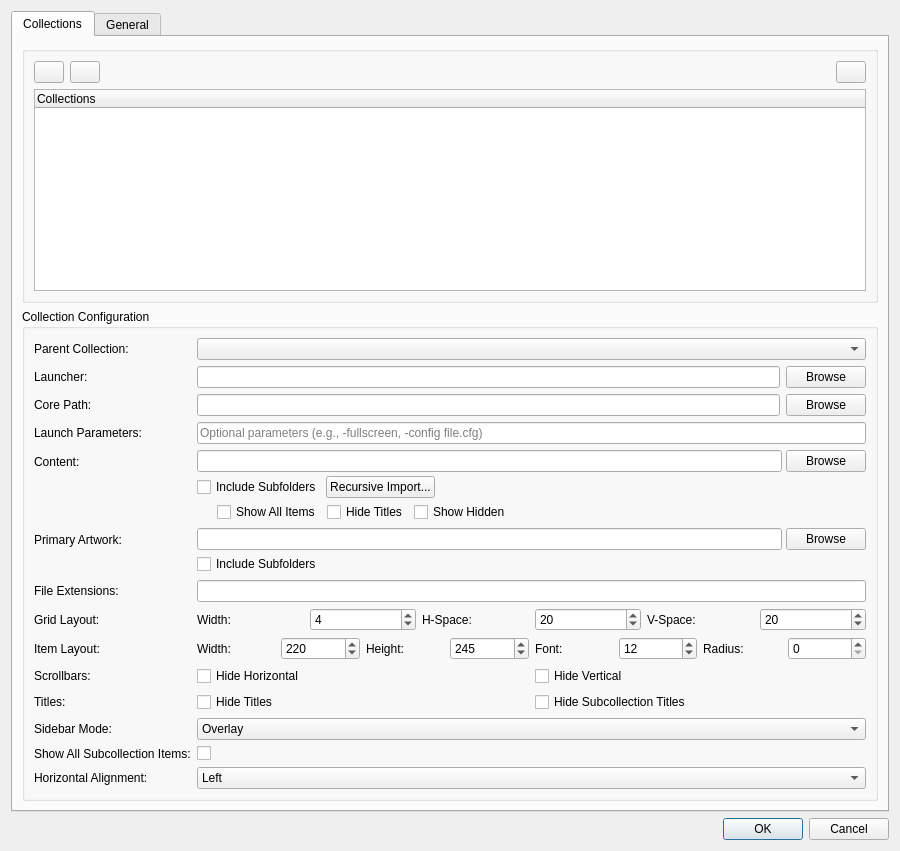
EtherAura/Kartend, file src/ui/dialogs/settingsdialog.ui: the form before one commit.
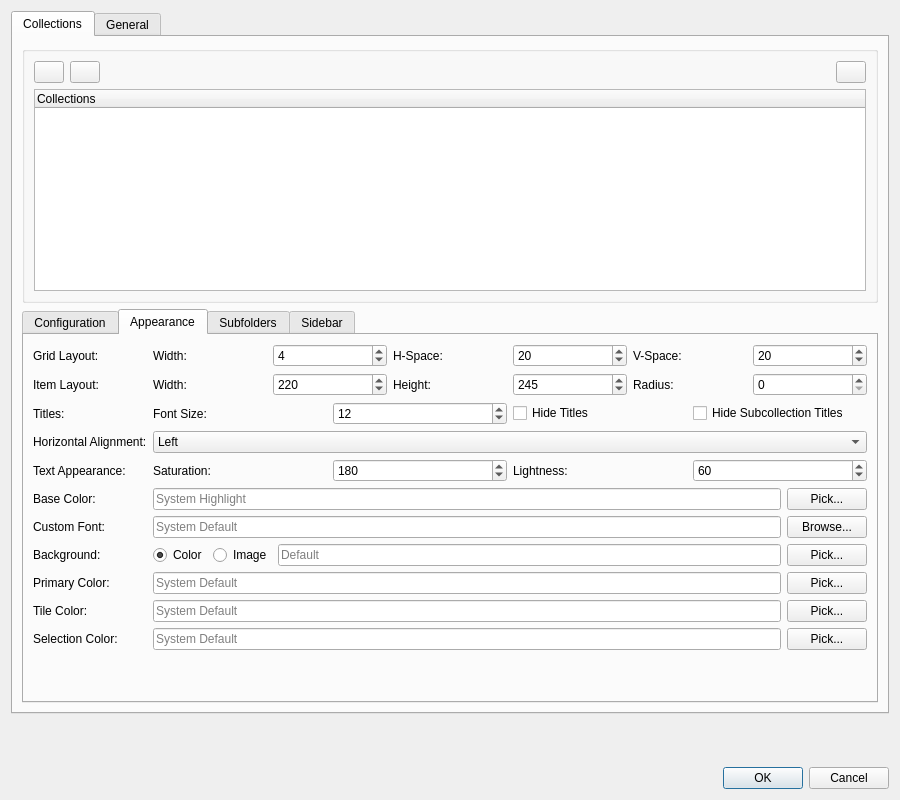
The form after the commit. The open tabs and pages were chosen to show the change. Icons and pictures are not drawn.

Commit message:
Fix wheel scroll selection tracking and settings UI improvements
- Fix wheel scroll to keep selection visible in viewport by calculating
  scroll target based on selection position instead of fixed pixel offset
- Tie wheel scroll animation duration to scrollAnimationDurationMs setting
- Move 'Show All Subcollection Items' from Appearance to Configuration tab
- Add APP_DISPLAY_NAME for capitalized name in About dialog
- Remove debug logging from scrollmanager and alphabeticnavigationhandler
- Fix PageUp alphabetic navigation to find contiguous group start

```diff
--- a/src/ui/dialogs/settingsdialog.ui
+++ b/src/ui/dialogs/settingsdialog.ui
@@ -123,11 +123,18 @@
         </widget>
        </item>
        <item>
-        <widget class="QGroupBox" name="configGroupBox">
-         <property name="title">
-          <string>Collection Configuration</string>
+        <widget class="QTabWidget" name="collectionConfigTabWidget">
+         <property name="currentIndex">
+          <number>0</number>
          </property>
-         <layout class="QFormLayout" name="formLayout">
+         <!-- Configuration Tab -->
+         <widget class="QWidget" name="configurationTab">
+          <attribute name="title">
+           <string>Configuration</string>
+          </attribute>
+          <layout class="QVBoxLayout" name="configurationTabLayout">
+           <item>
+            <layout class="QFormLayout" name="configFormLayout">
           <item row="0" column="0">
            <widget class="QLabel" name="label_parentCollection">
             <property name="text">
@@ -149,13 +156,79 @@
            </widget>
           </item>
           <item row="1" column="0">
+              <widget class="QLabel" name="label_romDir">
+               <property name="text">
+                <string>Content:</string>
+               </property>
+              </widget>
+             </item>
+             <item row="1" column="1">
+              <layout class="QHBoxLayout" name="contentDirLayout">
+               <item>
+                <widget class="QLineEdit" name="mediaDirLineEdit"/>
+               </item>
+               <item>
+                <widget class="QPushButton" name="browseMediaDirButton">
+                 <property name="text">
+                  <string>Browse</string>
+                 </property>
+                </widget>
+               </item>
+               <item>
+                <widget class="QPushButton" name="recursiveImportContentButton">
+                 <property name="toolTip">
+                  <string>Create subcollections matching the directory structure</string>
+                 </property>
+                 <property name="text">
+                  <string>Recursive Import...</string>
+                 </property>
+                </widget>
+               </item>
+              </layout>
+             </item>
+             <item row="2" column="0">
+              <widget class="QLabel" name="label_artworkDir">
+               <property name="text">
+                <string>Artwork:</string>
+               </property>
+              </widget>
+             </item>
+             <item row="2" column="1">
+              <layout class="QHBoxLayout" name="artworkDirLayout">
+               <item>
+                <widget class="QLineEdit" name="artworkDirLineEdit"/>
+               </item>
+               <item>
+                <widget class="QPushButton" name="browseArtworkDirButton">
+                 <property name="text">
+                  <string>Browse</string>
+                 </property>
+                </widget>
+               </item>
+              </layout>
+             </item>
+             <item row="3" column="0">
+              <widget class="QLabel" name="label_fileExtensions">
+               <property name="text">
+                <string>File Extensions:</string>
+               </property>
+              </widget>
+             </item>
+             <item row="3" column="1">
+              <widget class="QLineEdit" name="fileExtensionsLineEdit">
+               <property name="toolTip">
+                <string>Comma-separated list of file extensions to include</string>
+               </property>
+              </widget>
+             </item>
+             <item row="4" column="0">
            <widget class="QLabel" name="label_launcher">
             <property name="text">
              <string>Launcher:</string>
             </property>
            </widget>
           </item>
-          <item row="1" column="1">
+             <item row="4" column="1">
            <layout class="QHBoxLayout" name="launcherLayout">
             <item>
              <widget class="QLineEdit" name="launcherLineEdit"/>
@@ -169,14 +242,14 @@
             </item>
            </layout>
           </item>
-          <item row="2" column="0">
+             <item row="5" column="0">
            <widget class="QLabel" name="label_core">
             <property name="text">
              <string>Core Path:</string>
             </property>
            </widget>
           </item>
-          <item row="2" column="1">
+             <item row="5" column="1">
            <layout class="QHBoxLayout" name="coreLayout">
             <item>
              <widget class="QLineEdit" name="coreLineEdit">
@@ -194,14 +267,14 @@
             </item>
            </layout>
           </item>
-          <item row="3" column="0">
+             <item row="6" column="0">
            <widget class="QLabel" name="label_launchParams">
             <property name="text">
              <string>Launch Parameters:</string>
             </property>
            </widget>
           </item>
-          <item row="3" column="1">
+             <item row="6" column="1">
            <widget class="QLineEdit" name="launchParamsLineEdit">
             <property name="toolTip">
              <string>Additional command-line parameters for the launcher</string>
@@ -211,206 +284,59 @@
             </property>
            </widget>
           </item>
-          <item row="4" column="0">
-           <widget class="QLabel" name="label_romDir">
-            <property name="text">
-             <string>Content:</string>
-            </property>
-           </widget>
-          </item>
-          <item row="4" column="1">
-           <layout class="QVBoxLayout" name="contentDirOuterLayout">
-            <property name="spacing">
-             <number>4</number>
-            </property>
-            <item>
-             <layout class="QHBoxLayout" name="contentDirLayout">
-              <item>
-               <widget class="QLineEdit" name="mediaDirLineEdit"/>
-              </item>
-              <item>
-               <widget class="QPushButton" name="browseMediaDirButton">
-                <property name="text">
-                 <string>Browse</string>
-                </property>
-               </widget>
-              </item>
-             </layout>
-            </item>
-            <item>
-             <layout class="QHBoxLayout" name="contentOptionsLayout">
-              <item>
-               <widget class="QCheckBox" name="includeContentSubfoldersCheckBox">
-                <property name="toolTip">
-                 <string>Show subfolders as navigable virtual folders (does not create subcollections)</string>
-                </property>
-                <property name="text">
-                 <string>Include Subfolders</string>
-                </property>
-               </widget>
-              </item>
-              <item>
-               <widget class="QPushButton" name="recursiveImportContentButton">
-                <property name="toolTip">
-                 <string>Create subcollections matching the directory structure</string>
-                </property>
-                <property name="text">
-                 <string>Recursive Import...</string>
-                </property>
-               </widget>
-              </item>
-              <item>
-               <spacer name="contentOptionsSpacer">
-                <property name="orientation">
-                 <enum>Qt::Orientation::Horizontal</enum>
-                </property>
-                <property name="sizeHint" stdset="0">
-                 <size>
-                  <width>40</width>
-                  <height>20</height>
-                 </size>
-                </property>
-               </spacer>
-              </item>
-             </layout>
-            </item>
-            <item>
-             <widget class="QWidget" name="subfolderOptionsWidget">
-              <layout class="QHBoxLayout" name="subfolderOptionsLayout">
-               <property name="leftMargin">
-                <number>20</number>
-               </property>
-               <property name="topMargin">
-                <number>0</number>
-               </property>
-               <property name="bottomMargin">
-                <number>0</number>
-               </property>
-               <item>
-                <widget class="QCheckBox" name="showAllSubfolderItemsCheckBox">
-                 <property name="toolTip">
-                  <string>Mix items from subfolders with parent collection items, sorted alphabetically</string>
-                 </property>
-                 <property name="text">
-                  <string>Show All Items</string>
-                 </property>
-                </widget>
-               </item>
-               <item>
-                <widget class="QCheckBox" name="hideSubfolderTitlesCheckBox">
-                 <property name="toolTip">
-                  <string>Hide titles on virtual subfolder widgets</string>
-                 </property>
-                 <property name="text">
-                  <string>Hide Titles</string>
-                 </property>
-                </widget>
-               </item>
-               <item>
-                <widget class="QCheckBox" name="showHiddenFoldersCheckBox">
-                 <property name="toolTip">
-                  <string>Show hidden folders (folders starting with a dot)</string>
-                 </property>
-                 <property name="text">
-                  <string>Show Hidden</string>
-                 </property>
-                </widget>
-               </item>
-               <item>
-                <spacer name="subfolderOptionsSpacer">
-                 <property name="orientation">
-                  <enum>Qt::Orientation::Horizontal</enum>
-                 </property>
-                 <property name="sizeHint" stdset="0">
-                  <size>
-                   <width>40</width>
-                   <height>20</height>
-                  </size>
-                 </property>
-                </spacer>
-               </item>
-              </layout>
-             </widget>
-            </item>
-           </layout>
-          </item>
-          <item row="5" column="0">
-           <widget class="QLabel" name="label_artworkDir">
-            <property name="text">
-             <string>Primary Artwork:</string>
-            </property>
-           </widget>
-          </item>
-          <item row="5" column="1">
-           <layout class="QVBoxLayout" name="artworkDirOuterLayout">
-            <property name="spacing">
-             <number>4</number>
-            </property>
-            <item>
-             <layout class="QHBoxLayout" name="artworkDirLayout">
-              <item>
-               <widget class="QLineEdit" name="artworkDirLineEdit"/>
-              </item>
-              <item>
-               <widget class="QPushButton" name="browseArtworkDirButton">
-                <property name="text">
-                 <string>Browse</string>
-                </property>
-               </widget>
-              </item>
-             </layout>
-            </item>
-            <item>
-             <layout class="QHBoxLayout" name="artworkOptionsLayout">
-              <item>
-               <widget class="QCheckBox" name="includeArtworkSubfoldersCheckBox">
-                <property name="toolTip">
-                 <string>Look for artwork in subfolders matching the content structure</string>
-                </property>
-                <property name="text">
-                 <string>Include Subfolders</string>
-                </property>
-               </widget>
-              </item>
-              <item>
-               <spacer name="artworkOptionsSpacer">
-                <property name="orientation">
-                 <enum>Qt::Orientation::Horizontal</enum>
-                </property>
-                <property name="sizeHint" stdset="0">
-                 <size>
-                  <width>40</width>
-                  <height>20</height>
-                 </size>
-                </property>
-               </spacer>
-              </item>
-             </layout>
-            </item>
-           </layout>
-          </item>
-          <item row="6" column="0">
-           <widget class="QLabel" name="label_fileExtensions">
-            <property name="text">
-             <string>File Extensions:</string>
-            </property>
-           </widget>
-          </item>
-          <item row="6" column="1">
-           <widget class="QLineEdit" name="fileExtensionsLineEdit">
-            <property name="toolTip">
-             <string/>
-            </property>
-           </widget>
-          </item>
           <item row="7" column="0">
+              <widget class="QLabel" name="label_showAllSubcollectionItems">
+               <property name="text">
+                <string>Show All Subcollection Items:</string>
+               </property>
+              </widget>
+             </item>
+             <item row="7" column="1">
+              <widget class="QCheckBox" name="showAllSubcollectionItemsCheckBox">
+               <property name="toolTip">
+                <string>Mix items from subcollections with parent collection items, sorted alphabetically</string>
+               </property>
+               <property name="text">
+                <string/>
+               </property>
+               <property name="checked">
+                <bool>false</bool>
+               </property>
+              </widget>
+             </item>
+            </layout>
+           </item>
+           <item>
+            <spacer name="configurationVerticalSpacer">
+             <property name="orientation">
+              <enum>Qt::Orientation::Vertical</enum>
+             </property>
+             <property name="sizeHint" stdset="0">
+              <size>
+               <width>20</width>
+               <height>40</height>
+              </size>
+             </property>
+            </spacer>
+           </item>
+          </layout>
+         </widget>
+         <!-- Appearance Tab -->
+         <widget class="QWidget" name="appearanceTab">
+          <attribute name="title">
+           <string>Appearance</string>
+          </attribute>
+          <layout class="QVBoxLayout" name="appearanceTabLayout">
+           <item>
+            <layout class="QFormLayout" name="appearanceFormLayout">
+             <item row="0" column="0">
            <widget class="QLabel" name="label_gridLayout">
             <property name="text">
              <string>Grid Layout:</string>
             </property>
            </widget>
           </item>
-          <item row="7" column="1">
+             <item row="0" column="1">
            <layout class="QHBoxLayout" name="gridLayoutLayout">
             <item>
              <widget class="QLabel" name="label_gridWidth_mini">
@@ -453,15 +379,14 @@
             </item>
            </layout>
           </item>
-
-          <item row="8" column="0">
+             <item row="1" column="0">
            <widget class="QLabel" name="label_itemLayout">
             <property name="text">
              <string>Item Layout:</string>
             </property>
            </widget>
           </item>
-          <item row="8" column="1">
+             <item row="1" column="1">
            <layout class="QHBoxLayout" name="itemLayoutLayout">
             <item>
              <widget class="QLabel" name="label_itemWidth_mini">
@@ -489,19 +414,6 @@
               <property name="value"><number>245</number></property>
              </widget>
             </item>
-            <item>
-             <widget class="QLabel" name="label_fontSize_mini">
-              <property name="text"><string>Font:</string></property>
-             </widget>
-            </item>
-            <item>
-             <widget class="QSpinBox" name="fontSizeSpinBox">
-              <property name="toolTip"><string>Font size for item titles</string></property>
-              <property name="minimum"><number>8</number></property>
-              <property name="maximum"><number>72</number></property>
-              <property name="value"><number>12</number></property>
-             </widget>
-            </item>
             <item>
              <widget class="QLabel" name="label_cornerRadius_mini">
               <property name="text"><string>Radius:</string></property>
@@ -517,40 +429,28 @@
             </item>
            </layout>
           </item>
-
-          <item row="9" column="0">
-           <widget class="QLabel" name="label_scrollbars">
-            <property name="text">
-             <string>Scrollbars:</string>
-            </property>
-           </widget>
-          </item>
-          <item row="9" column="1">
-           <layout class="QHBoxLayout" name="scrollbarsLayout">
-            <item>
-             <widget class="QCheckBox" name="hideHorizontalScrollbarCheckBox">
-              <property name="toolTip"><string>Hide the horizontal scrollbar for this collection</string></property>
-              <property name="text"><string>Hide Horizontal</string></property>
-             </widget>
-            </item>
-            <item>
-             <widget class="QCheckBox" name="hideVerticalScrollbarCheckBox">
-              <property name="toolTip"><string>Hide the vertical scrollbar for this collection</string></property>
-              <property name="text"><string>Hide Vertical</string></property>
-             </widget>
-            </item>
-           </layout>
-          </item>
-
-          <item row="10" column="0">
+             <item row="2" column="0">
            <widget class="QLabel" name="label_titles">
             <property name="text">
              <string>Titles:</string>
             </property>
            </widget>
           </item>
-          <item row="10" column="1">
+             <item row="2" column="1">
            <layout class="QHBoxLayout" name="titlesLayout">
+               <item>
+                <widget class="QLabel" name="label_fontSize_mini">
+                 <property name="text"><string>Font Size:</string></property>
+                </widget>
+               </item>
+               <item>
+                <widget class="QSpinBox" name="fontSizeSpinBox">
+                 <property name="toolTip"><string>Font size for item titles</string></property>
+                 <property name="minimum"><number>8</number></property>
+                 <property name="maximum"><number>72</number></property>
+                 <property name="value"><number>12</number></property>
+                </widget>
+               </item>
             <item>
              <widget class="QCheckBox" name="hideTitlesCheckBox">
               <property name="toolTip"><string>Hide titles for this collection</string></property>
@@ -565,61 +465,14 @@
             </item>
            </layout>
           </item>
-
-          <item row="11" column="0">
-           <widget class="QLabel" name="label_sidebarMode">
-            <property name="text">
-             <string>Sidebar Mode:</string>
-            </property>
-           </widget>
-          </item>
-          <item row="11" column="1">
-           <widget class="QComboBox" name="sidebarModeComboBox">
-            <property name="toolTip">
-             <string>Choose how the sidebar is displayed</string>
-            </property>
-            <item>
-             <property name="text">
-              <string>Overlay</string>
-             </property>
-            </item>
-            <item>
-             <property name="text">
-              <string>Fixed</string>
-             </property>
-            </item>
-           </widget>
-          </item>
-
-          <item row="12" column="0">
-           <widget class="QLabel" name="label_showAllSubcollectionItems">
-            <property name="text">
-             <string>Show All Subcollection Items:</string>
-            </property>
-           </widget>
-          </item>
-          <item row="12" column="1">
-           <widget class="QCheckBox" name="showAllSubcollectionItemsCheckBox">
-            <property name="toolTip">
-             <string>Mix items from subcollections with parent collection items, sorted alphabetically</string>
-            </property>
-            <property name="text">
-             <string/>
-            </property>
-            <property name="checked">
-             <bool>false</bool>
-            </property>
-           </widget>
-          </item>
-
-          <item row="13" column="0">
+             <item row="3" column="0">
            <widget class="QLabel" name="label_horizontalAlignment">
             <property name="text">
              <string>Horizontal Alignment:</string>
             </property>
            </widget>
           </item>
-          <item row="13" column="1">
+             <item row="3" column="1">
            <widget class="QComboBox" name="horizontalAlignmentComboBox">
             <property name="toolTip">
              <string>Horizontal alignment of collection grid (Left, Center, Right)</string>
@@ -641,7 +494,422 @@
             </item>
            </widget>
           </item>
-         </layout>
+             <item row="4" column="0">
+              <widget class="QLabel" name="label_textAppearance">
+               <property name="text">
+                <string>Text Appearance:</string>
+               </property>
+              </widget>
+             </item>
+             <item row="4" column="1">
+              <layout class="QHBoxLayout" name="textAppearanceLayout">
+               <item>
+                <widget class="QLabel" name="label_saturation_mini">
+                 <property name="text"><string>Saturation:</string></property>
+                </widget>
+               </item>
+               <item>
+                <widget class="QSpinBox" name="titleSaturationSpinBox">
+                 <property name="toolTip"><string>Title text color saturation (0-255)</string></property>
+                 <property name="minimum"><number>0</number></property>
+                 <property name="maximum"><number>255</number></property>
+                 <property name="value"><number>180</number></property>
+                </widget>
+               </item>
+               <item>
+                <widget class="QLabel" name="label_lightness_mini">
+                 <property name="text"><string>Lightness:</string></property>
+                </widget>
+               </item>
+               <item>
+                <widget class="QSpinBox" name="titleLightnessSpinBox">
+                 <property name="toolTip"><string>Title text color lightness (0-255, lower is darker)</string></property>
+                 <property name="minimum"><number>0</number></property>
+                 <property name="maximum"><number>255</number></property>
+                 <property name="value"><number>60</number></property>
+                </widget>
+               </item>
+              </layout>
+             </item>
+             <item row="5" column="0">
+              <widget class="QLabel" name="label_baseColor">
+               <property name="text">
+                <string>Base Color:</string>
+               </property>
+              </widget>
+             </item>
+             <item row="5" column="1">
+              <layout class="QHBoxLayout" name="baseColorLayout">
+               <item>
+                <widget class="QLineEdit" name="baseColorEdit">
+                 <property name="toolTip"><string>Base color for title text (hex format like #FF5500, leave empty for system highlight)</string></property>
+                 <property name="placeholderText"><string>System Highlight</string></property>
+                </widget>
+               </item>
+               <item>
+                <widget class="QPushButton" name="browseColorButton">
+                 <property name="text"><string>Pick...</string></property>
+                 <property name="toolTip"><string>Select a base color</string></property>
+                </widget>
+               </item>
+              </layout>
+             </item>
+             <item row="6" column="0">
+              <widget class="QLabel" name="label_customFont">
+               <property name="text">
+                <string>Custom Font:</string>
+               </property>
+              </widget>
+             </item>
+             <item row="6" column="1">
+              <layout class="QHBoxLayout" name="customFontLayout">
+               <item>
+                <widget class="QLineEdit" name="customFontEdit">
+                 <property name="toolTip"><string>Custom font family for item titles (leave empty for system default)</string></property>
+                 <property name="placeholderText"><string>System Default</string></property>
+                </widget>
+               </item>
+               <item>
+                <widget class="QPushButton" name="browseFontButton">
+                 <property name="text"><string>Browse...</string></property>
+                 <property name="toolTip"><string>Select a font family</string></property>
+                </widget>
+               </item>
+              </layout>
+             </item>
+             <item row="7" column="0">
+              <widget class="QLabel" name="label_background">
+               <property name="text">
+                <string>Background:</string>
+               </property>
+              </widget>
+             </item>
+             <item row="7" column="1">
+              <layout class="QHBoxLayout" name="backgroundLayout">
+               <item>
+                <widget class="QRadioButton" name="backgroundColorRadio">
+                 <property name="text"><string>Color</string></property>
+                 <property name="checked"><bool>true</bool></property>
+                </widget>
+               </item>
+               <item>
+                <widget class="QRadioButton" name="backgroundImageRadio">
+                 <property name="text"><string>Image</string></property>
+                </widget>
+               </item>
+               <item>
+                <widget class="QLineEdit" name="backgroundValueEdit">
+                 <property name="toolTip"><string>Background color (hex format like #FF5500) or image path</string></property>
+                 <property name="placeholderText"><string>Default</string></property>
+                </widget>
+               </item>
+               <item>
+                <widget class="QPushButton" name="browseBackgroundButton">
+                 <property name="text"><string>Pick...</string></property>
+                 <property name="toolTip"><string>Select background color or image</string></property>
+                </widget>
+               </item>
+              </layout>
+             </item>
+             <item row="8" column="0">
+              <widget class="QLabel" name="label_primaryColor">
+               <property name="text">
+                <string>Primary Color:</string>
+               </property>
+              </widget>
+             </item>
+             <item row="8" column="1">
+              <layout class="QHBoxLayout" name="primaryColorLayout">
+               <item>
+                <widget class="QLineEdit" name="primaryColorEdit">
+                 <property name="toolTip"><string>Primary UI color for toolbar and menubar (hex format like #FF5500)</string></property>
+                 <property name="placeholderText"><string>System Default</string></property>
+                </widget>
+               </item>
+               <item>
+                <widget class="QPushButton" name="browsePrimaryColorButton">
+                 <property name="text"><string>Pick...</string></property>
+                 <property name="toolTip"><string>Select primary UI color</string></property>
+                </widget>
+               </item>
+              </layout>
+             </item>
+             <item row="9" column="0">
+              <widget class="QLabel" name="label_tileColor">
+               <property name="text">
+                <string>Tile Color:</string>
+               </property>
+              </widget>
+             </item>
+             <item row="9" column="1">
+              <layout class="QHBoxLayout" name="tileColorLayout">
+               <item>
+                <widget class="QLineEdit" name="tileColorEdit">
+                 <property name="toolTip"><string>Color for item tiles and placeholders (hex format like #FF5500)</string></property>
+                 <property name="placeholderText"><string>System Default</string></property>
+                </widget>
+               </item>
+               <item>
+                <widget class="QPushButton" name="browseTileColorButton">
+                 <property name="text"><string>Pick...</string></property>
+                 <property name="toolTip"><string>Select tile color</string></property>
+                </widget>
+               </item>
+              </layout>
+             </item>
+             <item row="10" column="0">
+              <widget class="QLabel" name="label_selectionColor">
+               <property name="text">
+                <string>Selection Color:</string>
+               </property>
+              </widget>
+             </item>
+             <item row="10" column="1">
+              <layout class="QHBoxLayout" name="selectionColorLayout">
+               <item>
+                <widget class="QLineEdit" name="selectionColorEdit">
+                 <property name="toolTip"><string>Color for selection rectangle and glide animation border (hex format like #FF5500)</string></property>
+                 <property name="placeholderText"><string>System Default</string></property>
+                </widget>
+               </item>
+               <item>
+                <widget class="QPushButton" name="browseSelectionColorButton">
+                 <property name="text"><string>Pick...</string></property>
+                 <property name="toolTip"><string>Select selection color</string></property>
+                </widget>
+               </item>
+              </layout>
+             </item>
+            </layout>
+           </item>
+           <item>
+            <spacer name="appearanceVerticalSpacer">
+             <property name="orientation">
+              <enum>Qt::Orientation::Vertical</enum>
+             </property>
+             <property name="sizeHint" stdset="0">
+              <size>
+               <width>20</width>
+               <height>40</height>
+              </size>
+             </property>
+            </spacer>
+           </item>
+          </layout>
+         </widget>
+         <!-- Subfolders Tab -->
+         <widget class="QWidget" name="subfoldersTab">
+          <attribute name="title">
+           <string>Subfolders</string>
+          </attribute>
+          <layout class="QVBoxLayout" name="subfoldersTabLayout">
+           <item>
+            <layout class="QFormLayout" name="subfoldersFormLayout">
+             <item row="0" column="0">
+              <widget class="QLabel" name="label_contentSubfolders">
+               <property name="text">
+                <string>Content Subfolders:</string>
+               </property>
+              </widget>
+             </item>
+             <item row="0" column="1">
+              <layout class="QVBoxLayout" name="contentSubfoldersLayout">
+               <property name="spacing">
+                <number>4</number>
+               </property>
+               <item>
+                <layout class="QHBoxLayout" name="contentOptionsLayout">
+                 <item>
+                  <widget class="QCheckBox" name="includeContentSubfoldersCheckBox">
+                   <property name="toolTip">
+                    <string>Show subfolders as navigable virtual folders (does not create subcollections)</string>
+                   </property>
+                   <property name="text">
+                    <string>Include Subfolders</string>
+                   </property>
+                  </widget>
+                 </item>
+                 <item>
+                  <spacer name="contentOptionsSpacer">
+                   <property name="orientation">
+                    <enum>Qt::Orientation::Horizontal</enum>
+                   </property>
+                   <property name="sizeHint" stdset="0">
+                    <size>
+                     <width>40</width>
+                     <height>20</height>
+                    </size>
+                   </property>
+                  </spacer>
+                 </item>
+                </layout>
+               </item>
+               <item>
+                <widget class="QWidget" name="subfolderOptionsWidget">
+                 <layout class="QHBoxLayout" name="subfolderOptionsLayout">
+                  <property name="leftMargin">
+                   <number>20</number>
+                  </property>
+                  <property name="topMargin">
+                   <number>0</number>
+                  </property>
+                  <property name="bottomMargin">
+                   <number>0</number>
+                  </property>
+                  <item>
+                   <widget class="QCheckBox" name="showAllSubfolderItemsCheckBox">
+                    <property name="toolTip">
+                     <string>Mix items from subfolders with parent collection items, sorted alphabetically</string>
+                    </property>
+                    <property name="text">
+                     <string>Show All Items</string>
+                    </property>
+                   </widget>
+                  </item>
+                  <item>
+                   <widget class="QCheckBox" name="hideSubfolderTitlesCheckBox">
+                    <property name="toolTip">
+                     <string>Hide titles on virtual subfolder widgets</string>
+                    </property>
+                    <property name="text">
+                     <string>Hide Titles</string>
+                    </property>
+                   </widget>
+                  </item>
+                  <item>
+                   <widget class="QCheckBox" name="showHiddenFoldersCheckBox">
+                    <property name="toolTip">
+                     <string>Show hidden folders (folders starting with a dot)</string>
+                    </property>
+                    <property name="text">
+                     <string>Show Hidden</string>
+                    </property>
+                   </widget>
+                  </item>
+                  <item>
+                   <spacer name="subfolderOptionsSpacer">
+                    <property name="orientation">
+                     <enum>Qt::Orientation::Horizontal</enum>
+                    </property>
+                    <property name="sizeHint" stdset="0">
+                     <size>
+                      <width>40</width>
+                      <height>20</height>
+                     </size>
+                    </property>
+                   </spacer>
+                  </item>
+                 </layout>
+                </widget>
+               </item>
+              </layout>
+             </item>
+             <item row="1" column="0">
+              <widget class="QLabel" name="label_artworkSubfolders">
+               <property name="text">
+                <string>Artwork Subfolders:</string>
+               </property>
+              </widget>
+             </item>
+             <item row="1" column="1">
+              <widget class="QCheckBox" name="includeArtworkSubfoldersCheckBox">
+               <property name="toolTip">
+                <string>Look for artwork in subfolders matching the content structure</string>
+               </property>
+               <property name="text">
+                <string>Include Subfolders</string>
+               </property>
+              </widget>
+             </item>
+            </layout>
+           </item>
+           <item>
+            <spacer name="subfoldersVerticalSpacer">
+             <property name="orientation">
+              <enum>Qt::Orientation::Vertical</enum>
+             </property>
+             <property name="sizeHint" stdset="0">
+              <size>
+               <width>20</width>
+               <height>40</height>
+              </size>
+             </property>
+            </spacer>
+           </item>
+          </layout>
+         </widget>
+         <!-- Sidebar Tab -->
+         <widget class="QWidget" name="sidebarTab">
+          <attribute name="title">
+           <string>Sidebar</string>
+          </attribute>
+          <layout class="QVBoxLayout" name="sidebarTabLayout">
+           <item>
+            <layout class="QFormLayout" name="sidebarFormLayout">
+             <item row="0" column="0">
+              <widget class="QLabel" name="label_sidebarMode">
+               <property name="text">
+                <string>Sidebar Mode:</string>
+               </property>
+              </widget>
+             </item>
+             <item row="0" column="1">
+              <widget class="QComboBox" name="sidebarModeComboBox">
+               <property name="toolTip">
+                <string>Choose how the sidebar is displayed</string>
+               </property>
+               <item>
+                <property name="text">
+                 <string>Overlay</string>
+                </property>
+               </item>
+               <item>
+                <property name="text">
+                 <string>Fixed</string>
+                </property>
+               </item>
+              </widget>
+             </item>
+             <item row="1" column="0">
+              <widget class="QLabel" name="label_scrollbars">
+               <property name="text">
+                <string>Scrollbars:</string>
+               </property>
+              </widget>
+             </item>
+             <item row="1" column="1">
+              <layout class="QHBoxLayout" name="scrollbarsLayout">
+               <item>
+                <widget class="QCheckBox" name="hideHorizontalScrollbarCheckBox">
+                 <property name="toolTip"><string>Hide the horizontal scrollbar for this collection</string></property>
+                 <property name="text"><string>Hide Horizontal</string></property>
+                </widget>
+               </item>
+               <item>
+                <widget class="QCheckBox" name="hideVerticalScrollbarCheckBox">
+                 <property name="toolTip"><string>Hide the vertical scrollbar for this collection</string></property>
+                 <property name="text"><string>Hide Vertical</string></property>
+                </widget>
+               </item>
+              </layout>
+             </item>
+            </layout>
+           </item>
+           <item>
+            <spacer name="sidebarVerticalSpacer">
+             <property name="orientation">
+              <enum>Qt::Orientation::Vertical</enum>
+             </property>
+             <property name="sizeHint" stdset="0">
+              <size>
+               <width>20</width>
+               <height>40</height>
+              </size>
+             </property>
+            </spacer>
+           </item>
+          </layout>
+         </widget>
         </widget>
        </item>
       </layout>
```
Left out of the diff: 157 changed lines with no effect on the pictures. Lines whose indentation alone changed are shown as unchanged. The commit also changes 44 other files.
